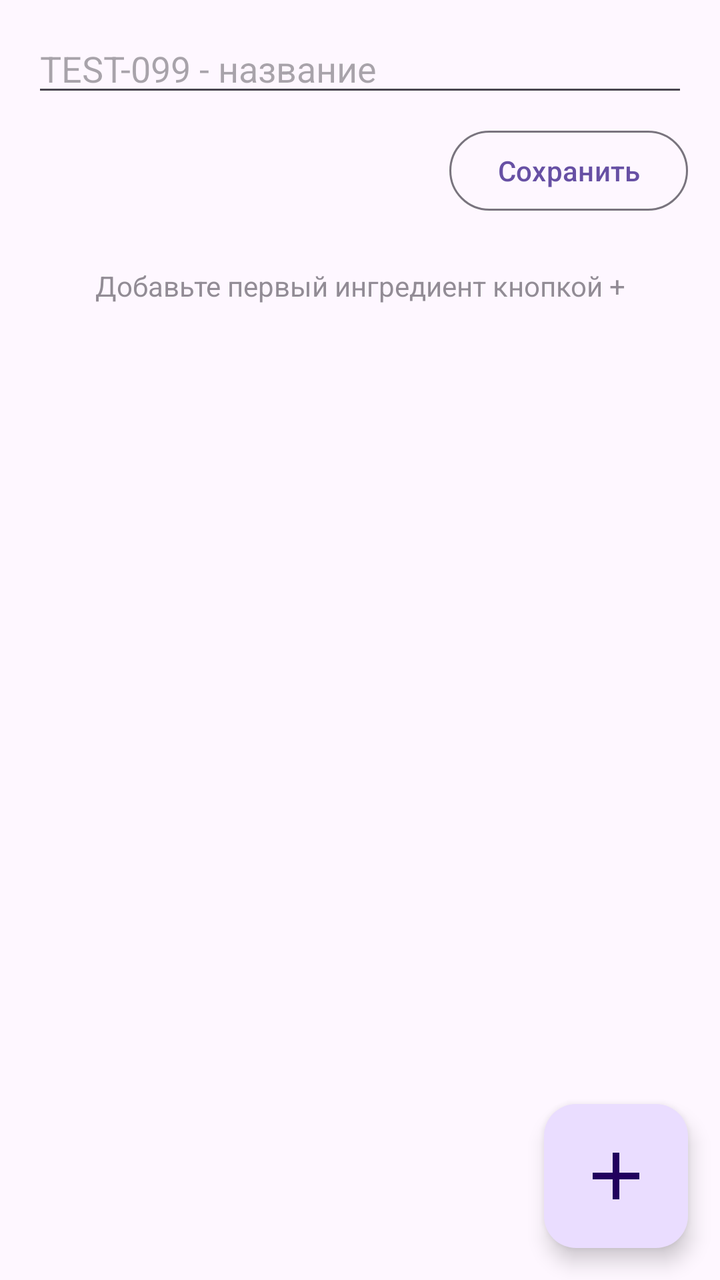
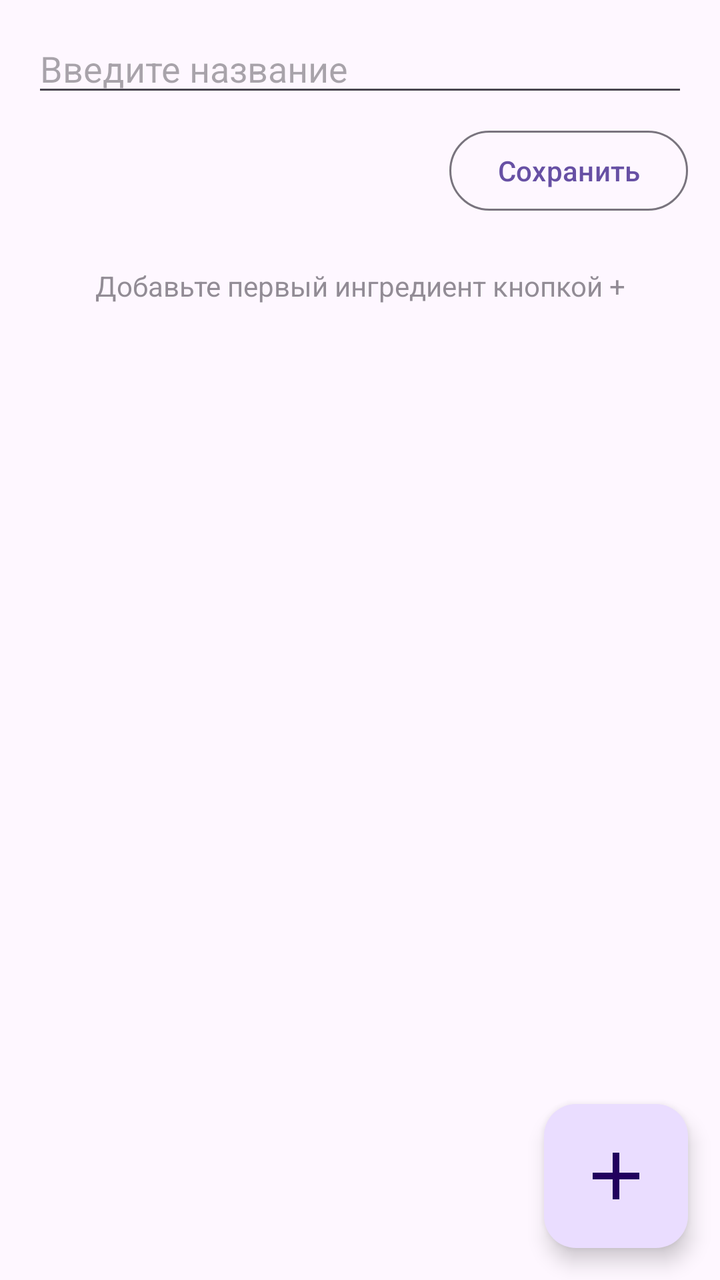

Before-and-after screenshots of an Android layout around one commit, followed by the original layout XML and the change that was made.
<!-- AndroidManifest.xml: application theme Theme.CondiCalc -->
<!-- res/layout/activity_add_recipe.xml -->
<?xml version="1.0" encoding="utf-8"?>
<FrameLayout xmlns:android="http://schemas.android.com/apk/res/android"
    xmlns:app="http://schemas.android.com/apk/res-auto"
    android:fitsSystemWindows="true"
    android:layout_width="match_parent"
    android:layout_height="match_parent">

    <LinearLayout
        android:layout_width="match_parent"
        android:layout_height="match_parent"
        android:orientation="vertical"
        android:paddingHorizontal="16dp"
        android:paddingTop="12dp">

        <EditText
            android:id="@+id/recipeNameInput"
            android:layout_width="match_parent"
            android:layout_height="wrap_content"
            android:hint="TEST-099 - название"
            android:inputType="textCapSentences" />

        <LinearLayout
            android:layout_width="match_parent"
            android:layout_height="wrap_content"
            android:layout_marginTop="8dp"
            android:gravity="center_vertical"
            android:orientation="horizontal">

            <TextView
                android:id="@+id/totalText"
                android:layout_width="0dp"
                android:layout_height="wrap_content"
                android:layout_weight="1"
                android:textAppearance="?attr/textAppearanceTitleMedium" />

            <Button
                android:id="@+id/saveRecipeBtn"
                style="?attr/materialButtonOutlinedStyle"
                android:layout_width="wrap_content"
                android:layout_height="wrap_content"
                android:text="Сохранить" />
        </LinearLayout>

        <TextView
            android:id="@+id/emptyHint"
            android:layout_width="match_parent"
            android:layout_height="wrap_content"
            android:layout_marginTop="24dp"
            android:alpha="0.6"
            android:gravity="center"
            android:text="Добавьте первый ингредиент кнопкой +" />

        <androidx.recyclerview.widget.RecyclerView
            android:id="@+id/ingredientEditList"
            android:layout_width="match_parent"
            android:layout_height="0dp"
            android:layout_marginTop="8dp"
            android:layout_weight="1"
            android:clipToPadding="false"
            android:paddingBottom="88dp" />
    </LinearLayout>

    <com.google.android.material.floatingactionbutton.FloatingActionButton
        android:id="@+id/addIngredientBtn"
        android:layout_width="wrap_content"
        android:layout_height="wrap_content"
        android:layout_gravity="bottom|end"
        android:layout_margin="16dp"
        android:contentDescription="Добавить ингредиент"
        app:fabCustomSize="72dp"
        app:maxImageSize="40dp"
        android:src="@drawable/ic_add" />
</FrameLayout>
<!-- resources referenced by this layout -->
<resources>
  <!-- drawable ic_add (drawable) -->
  <vector xmlns:android="http://schemas.android.com/apk/res/android"
      android:width="24dp"
      android:height="24dp"
      android:viewportWidth="24"
      android:viewportHeight="24">
  
      <path
          android:fillColor="@android:color/white"
          android:pathData="M19,13h-6v6h-2v-6H5v-2h6V5h2v6h6v2Z" />
  </vector>
  <style name="Theme.CondiCalc" parent="Theme.Material3.DayNight.NoActionBar" />
</resources>

<!-- the commit's change to res/layout/activity_add_recipe.xml (unified diff, before → after) -->
@@ -16,7 +16,7 @@
             android:id="@+id/recipeNameInput"
             android:layout_width="match_parent"
             android:layout_height="wrap_content"
-            android:hint="TEST-099 - название"
+            android:hint="Введите название"
             android:inputType="textCapSentences" />
 
         <LinearLayout
@@ -32,6 +32,17 @@
                 android:layout_height="wrap_content"
                 android:layout_weight="1"
                 android:textAppearance="?attr/textAppearanceTitleMedium" />
+
+            <ImageButton
+                android:id="@+id/deleteRecipeBtn"
+                android:layout_width="48dp"
+                android:layout_height="48dp"
+                android:layout_marginEnd="8dp"
+                android:background="?attr/selectableItemBackgroundBorderless"
+                android:contentDescription="Удалить рецепт"
+                android:src="@drawable/ic_del"
+                android:visibility="gone"
+                app:tint="?attr/colorOnSurface" />
 
             <Button
                 android:id="@+id/saveRecipeBtn"
<!-- resource entries referenced after the edit -->
@@ -11,6 +11,17 @@
           android:fillColor="@android:color/white"
           android:pathData="M19,13h-6v6h-2v-6H5v-2h6V5h2v6h6v2Z" />
   </vector>
+  <!-- drawable ic_del (drawable) -->
+  <vector xmlns:android="http://schemas.android.com/apk/res/android"
+      android:width="24dp"
+      android:height="24dp"
+      android:viewportWidth="24"
+      android:viewportHeight="24">
+  
+      <path
+          android:fillColor="@android:color/white"
+          android:pathData="M6,19c0,1.1 0.9,2 2,2h8c1.1,0 2,-0.9 2,-2V7H6v12zM19,4h-3.5l-1,-1h-5l-1,1H5v2h14V4z" />
+  </vector>
   <style name="Theme.CondiCalc" parent="Theme.Material3.DayNight.NoActionBar" />
 </resources>
 
